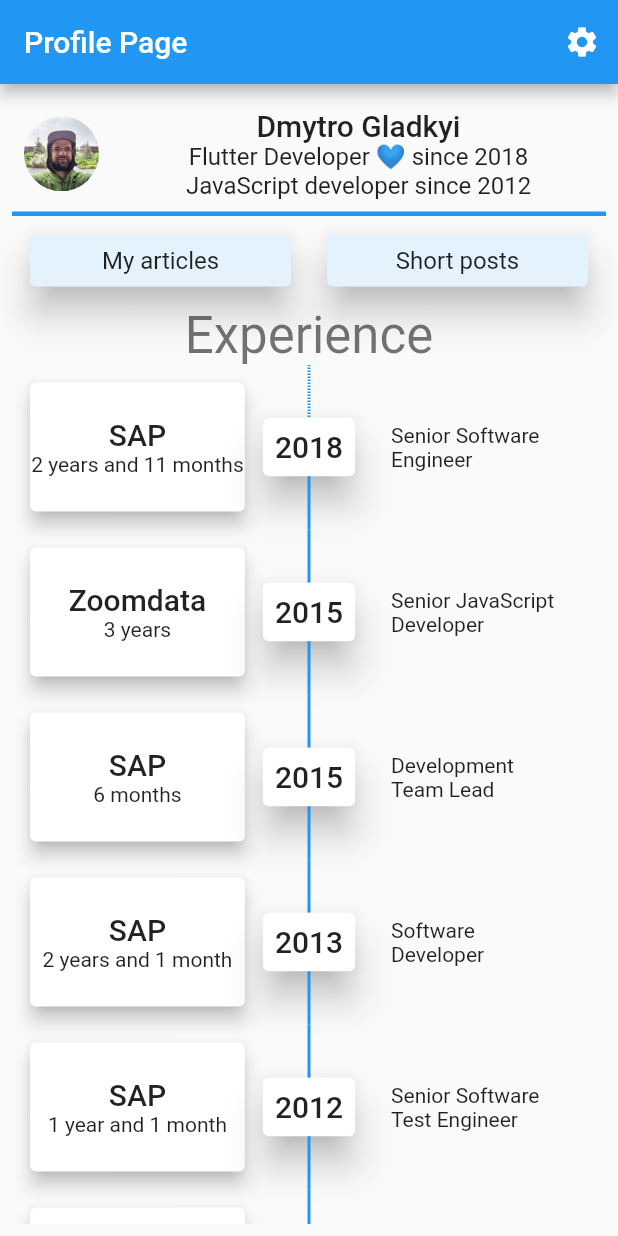
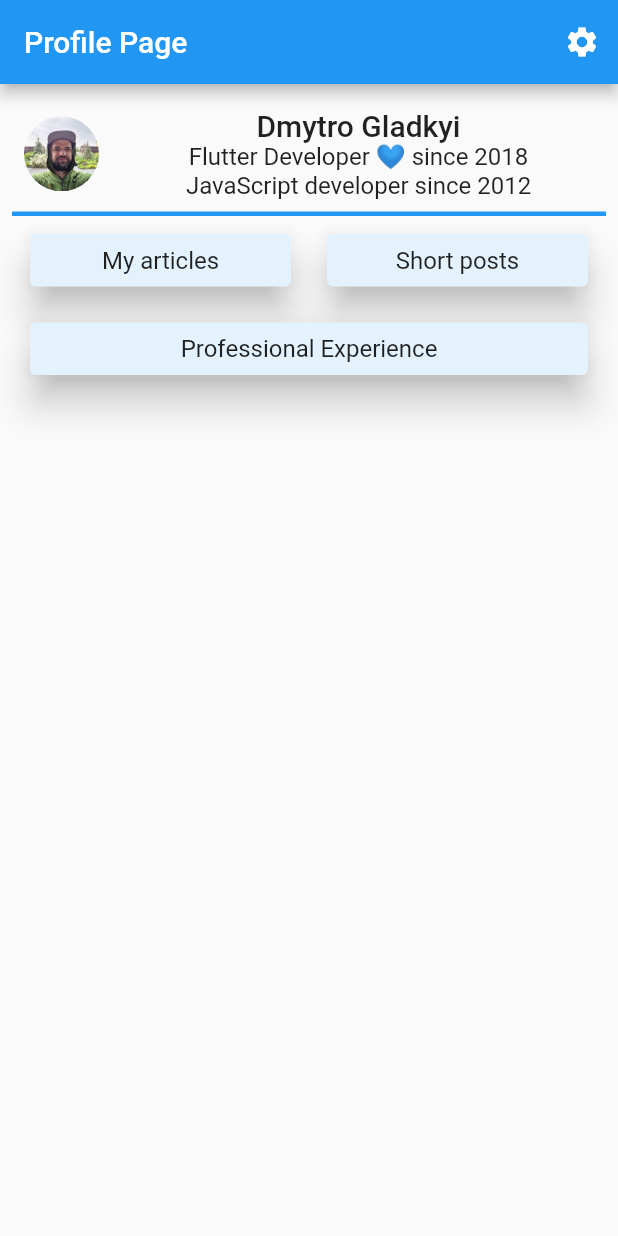
Before and after one commit to gladimdim/metapersona, a Flutter app: the screen it shows after launch, on a phone screen of 412 x 824 dp. Run offline on Flutter 3.47's test engine with Material 2 defaults, Android fonts, the phone set to English and light mode, and no system bars; drawn by our look-alikes of timelines; our stand-ins replace flutter_markdown, shared_preferences; generated files the repository leaves out were written again.

Commit message:
Moved experience to its own page

```diff
--- a/lib/main.dart
+++ b/lib/main.dart
@@ -16,5 +16,5 @@ void main() async {
   // Run the app and pass in the SettingsController. The app listens to the
   // SettingsController for changes, then passes it further down to the
   // SettingsView.
-  runApp(MyApp(settingsController: settingsController));
+  runApp(MetaPersonaApp(settingsController: settingsController));
 }
--- a/lib/src/app.dart
+++ b/lib/src/app.dart
@@ -2,14 +2,15 @@ import 'package:flutter/material.dart';
 import 'package:flutter_gen/gen_l10n/app_localizations.dart';
 import 'package:flutter_localizations/flutter_localizations.dart';
 import 'package:metapersona/src/catalog_view/catalog_view.dart';
+import 'package:metapersona/src/experience/experience_page.dart';
 import 'package:metapersona/src/main_view/main_profile_view.dart';
 import 'package:metapersona/src/posts/post_view.dart';
 
 import 'settings/settings_controller.dart';
 import 'settings/settings_view.dart';
 
-class MyApp extends StatelessWidget {
-  const MyApp({
+class MetaPersonaApp extends StatelessWidget {
+  const MetaPersonaApp({
     Key? key,
     required this.settingsController,
   }) : super(key: key);
@@ -67,6 +68,9 @@ class MyApp extends StatelessWidget {
                   if (CatalogView.routeName == routeSettings.name) {
                     return const CatalogView();
                   }
+                  if (ExperiencePage.routeName == routeSettings.name) {
+                    return const ExperiencePage();
+                  }
                   return const MainProfileView();
                 });
           },
--- a/lib/src/localization/app_en.arb
+++ b/lib/src/localization/app_en.arb
@@ -7,5 +7,6 @@
   "profilePageTitle": "Profile Page",
   "experienceSummaryText": "Flutter Developer 💙. 8 years with JavaScript. 3 Years with Flutter :)",
   "viewMyArticles": "My articles",
-  "viewShortPosts": "Short posts"
+  "viewShortPosts": "Short posts",
+  "viewExperiencePage": "Professional Experience"
 }
--- a/lib/src/localization/app_uk.arb
+++ b/lib/src/localization/app_uk.arb
@@ -7,5 +7,6 @@
   "profilePageTitle": "Профіль",
   "experienceSummaryText": "Flutter Розробник 💙. 8 років JavaScript. 3 роки з Flutter :)",
   "viewMyArticles": "Мої статті",
-  "viewShortPosts": "Короткі дописи"
+  "viewShortPosts": "Короткі дописи",
+  "viewExperiencePage": "Професійний досвід"
 }
--- a/lib/src/main_view/main_profile_view.dart
+++ b/lib/src/main_view/main_profile_view.dart
@@ -1,12 +1,10 @@
 import 'package:flutter/material.dart';
 import 'package:flutter_gen/gen_l10n/app_localizations.dart';
 import 'package:metapersona/src/catalog_view/catalog_view.dart';
-import 'package:metapersona/src/components/bordered_all.dart';
 import 'package:metapersona/src/components/bordered_bottom.dart';
 import 'package:metapersona/src/components/main_view_card_item.dart';
-import 'package:metapersona/src/experience/experience.dart';
+import 'package:metapersona/src/experience/experience_page.dart';
 import 'package:metapersona/src/settings/settings_view.dart';
-import 'package:timelines/timelines.dart';
 
 class MainProfileView extends StatelessWidget {
   static const String routeName = "/";
@@ -100,51 +98,14 @@ class MainProfileView extends StatelessWidget {
                   ),
                 ],
               ),
-              Text(
-                "Experience",
-                style: Theme.of(context).textTheme.headline4,
-              ),
-              Expanded(
-                flex: 1,
-                child: Timeline.tileBuilder(
-                  builder: TimelineTileBuilder.connected(
-                      contentsAlign: ContentsAlign.basic,
-                      itemCount: myExperience.length,
-                      indicatorBuilder: (context, index) => SizedBox(
-                            height: 110.0,
-                            child: TimelineNode(
-                              indicator: Card(
-                                elevation: 10,
-                                margin: EdgeInsets.zero,
-                                child: Padding(
-                                  padding: const EdgeInsets.all(8.0),
-                                  child: Text(
-                                    "${myExperience[index].date.year}",
-                                    style:
-                                        Theme.of(context).textTheme.headline6,
-                                  ),
-                                ),
-                              ),
-                              startConnector: index == 0
-                                  ? DashedLineConnector()
-                                  : SolidLineConnector(),
-                              endConnector: SolidLineConnector(),
-                            ),
-                          ),
-                      connectorBuilder: (context, index, type) =>
-                          SolidLineConnector(),
-                      oppositeContentsBuilder: (context, index) => Padding(
-                        padding: const EdgeInsets.all(8.0),
-                            child: _getTimelineNodeForCompany(index, context),
-                          ),
-                      contentsBuilder: (context, index) {
-                        return Padding(
-                          padding: const EdgeInsets.all(24.0),
-                          child: Text(myExperience[index].text),
-                        );
-                      }),
+              Padding(
+                padding: const EdgeInsets.all(8.0),
+                child: MainMenuCardItem(
+                  text: AppLocalizations.of(context)!.viewExperiencePage,
+                  onPress: () => _viewExperience(context),
                 ),
               ),
+
             ],
           ),
         ),
@@ -152,45 +113,12 @@ class MainProfileView extends StatelessWidget {
     );
   }
 
-  _getTimelineNodeForCompany(int index, BuildContext context) {
-    final company = myExperience[index].company;
-    final nextDate = index == 0 ? DateTime.now() : myExperience[index - 1].date;
-    final diff = nextDate.millisecondsSinceEpoch -
-        myExperience[index].date.millisecondsSinceEpoch;
-    final durationDiff = Duration(milliseconds: diff);
-    return ConstrainedBox(
-      constraints: const BoxConstraints(
-        minWidth: 200,
-      ),
-      child: Card(
-        elevation: 5,
-        child: Column(
-          mainAxisAlignment: MainAxisAlignment.center,
-          children: [
-            Text(
-              company.name,
-              style: Theme.of(context).textTheme.headline6,
-            ),
-            Text(_timeDiffToString(durationDiff)),
-          ],
-        ),
-      ),
-    );
-  }
-
-  _timeDiffToString(Duration value) {
-    var years = value.inDays ~/ 365;
-    var months = value.inDays / 30;
-    var monthsLeft = (months % 12).toInt();
-    var yearLabel = years > 1 ? "years" : "year";
-    var monthLabel = monthsLeft > 1 ? "months" : "month";
-    var yearPrefix = years > 0 ? "${years.toInt()} $yearLabel" : "";
-    var monthsPrefix = monthsLeft > 0 ? "$monthsLeft $monthLabel" : "";
-    var joiner = (years > 0 && monthsLeft > 0) ? " and " : "";
-    return "$yearPrefix$joiner$monthsPrefix";
-  }
 
   void _viewMyPostsPressed(BuildContext context) {
     Navigator.restorablePushNamed(context, CatalogView.routeName);
   }
+
+  void _viewExperience(BuildContext context) {
+    Navigator.restorablePushNamed(context, ExperiencePage.routeName);
+  }
 }
```
Also changed, not shown: lib/src/experience/experience_page.dart (added, +94 -0 lines).
